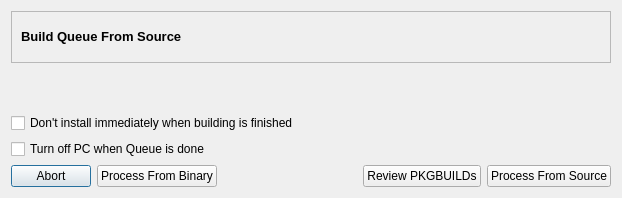
Before: the Qt Designer form trunk/ui/reviewBuildingDialog.ui in drf/shaman1, drawn with Qt 5.
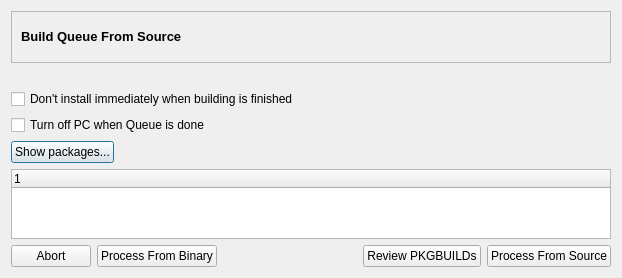
After: the same form once the commit is applied. Icons and pictures are not drawn.

```diff
--- a/trunk/ui/reviewBuildingDialog.ui
+++ b/trunk/ui/reviewBuildingDialog.ui
@@ -6,7 +6,7 @@
     <x>0</x>
     <y>0</y>
     <width>622</width>
-    <height>198</height>
+    <height>237</height>
    </rect>
   </property>
   <property name="windowTitle" >
@@ -95,6 +95,42 @@
        </property>
       </widget>
      </item>
+     <item>
+      <layout class="QHBoxLayout" >
+       <item>
+        <widget class="QPushButton" name="showPackages" >
+         <property name="text" >
+          <string>Show packages...</string>
+         </property>
+         <property name="checkable" >
+          <bool>true</bool>
+         </property>
+        </widget>
+       </item>
+       <item>
+        <spacer>
+         <property name="orientation" >
+          <enum>Qt::Horizontal</enum>
+         </property>
+         <property name="sizeHint" >
+          <size>
+           <width>40</width>
+           <height>20</height>
+          </size>
+         </property>
+        </spacer>
+       </item>
+      </layout>
+     </item>
+     <item>
+      <widget class="QTreeWidget" name="treeWidget" >
+       <column>
+        <property name="text" >
+         <string>1</string>
+        </property>
+       </column>
+      </widget>
+     </item>
      <item>
       <layout class="QHBoxLayout" >
        <item>
```
Left out of the diff: 19 changed lines with no effect on the pictures.
